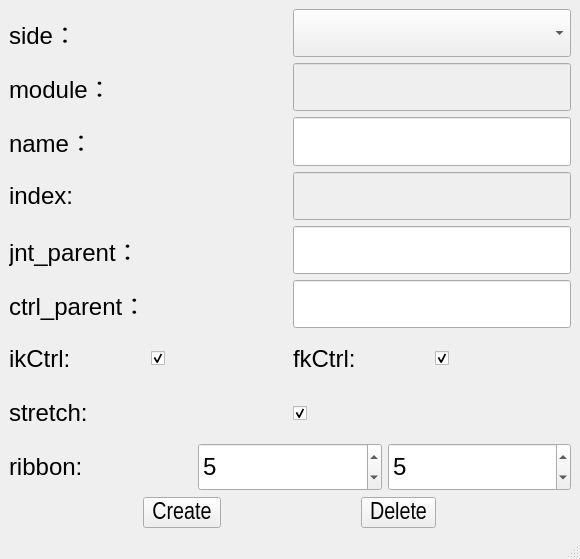
Before: the Qt Designer form bind/ui/setup/limb_ui.ui in MuZiMuZi/muziToolset, drawn with Qt 5.
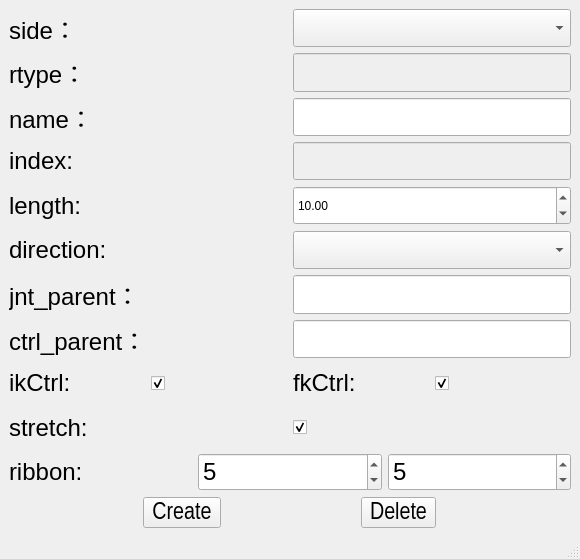
After: the same form once the commit is applied.

Commit message: 将module改为rtype，绑定的类型减少歧义

What changed in the file:
```diff
--- a/bind/ui/setup/limb_ui.ui
+++ b/bind/ui/setup/limb_ui.ui
@@ -95,7 +95,7 @@
            <enum>Qt::LeftToRight</enum>
           </property>
           <property name="text">
-           <string>module：</string>
+           <string>rtype：</string>
           </property>
           <property name="alignment">
            <set>Qt::AlignLeading|Qt::AlignLeft|Qt::AlignVCenter</set>
@@ -209,6 +209,78 @@
         </item>
        </layout>
       </item>
+      <item>
+       <layout class="QHBoxLayout" name="horizontalLayout_12">
+        <item>
+         <widget class="QLabel" name="length_label">
+          <property name="sizePolicy">
+           <sizepolicy hsizetype="Preferred" vsizetype="Preferred">
+            <horstretch>0</horstretch>
+            <verstretch>0</verstretch>
+           </sizepolicy>
+          </property>
+          <property name="font">
+           <font>
+            <pointsize>18</pointsize>
+           </font>
+          </property>
+          <property name="text">
+           <string>length:</string>
+          </property>
+         </widget>
+        </item>
+        <item>
+         <widget class="QDoubleSpinBox" name="length_sbox">
+          <property name="sizePolicy">
+           <sizepolicy hsizetype="Preferred" vsizetype="Preferred">
+            <horstretch>0</horstretch>
+            <verstretch>0</verstretch>
+           </sizepolicy>
+          </property>
+          <property name="value">
+           <double>10.000000000000000</double>
+          </property>
+         </widget>
+        </item>
+       </layout>
+      </item>
+      <item>
+       <layout class="QHBoxLayout" name="horizontalLayout_10">
+        <item>
+         <widget class="QLabel" name="direction_label">
+          <property name="sizePolicy">
+           <sizepolicy hsizetype="Preferred" vsizetype="Preferred">
+            <horstretch>0</horstretch>
+            <verstretch>0</verstretch>
+           </sizepolicy>
+          </property>
+          <property name="font">
+           <font>
+            <pointsize>18</pointsize>
+           </font>
+          </property>
+          <property name="text">
+           <string>direction:</string>
+          </property>
+         </widget>
+        </item>
+        <item>
+         <widget class="QComboBox" name="direction_cbox">
+          <property name="sizePolicy">
+           <sizepolicy hsizetype="Preferred" vsizetype="Preferred">
+            <horstretch>0</horstretch>
+            <verstretch>0</verstretch>
+           </sizepolicy>
+          </property>
+          <property name="font">
+           <font>
+            <pointsize>18</pointsize>
+           </font>
+          </property>
+         </widget>
+        </item>
+       </layout>
+      </item>
       <item>
        <layout class="QHBoxLayout" name="horizontalLayout_5">
         <item>
```
Left out of the diff: 2 changed lines with no effect on the pictures. The commit also changes 16 other files.
